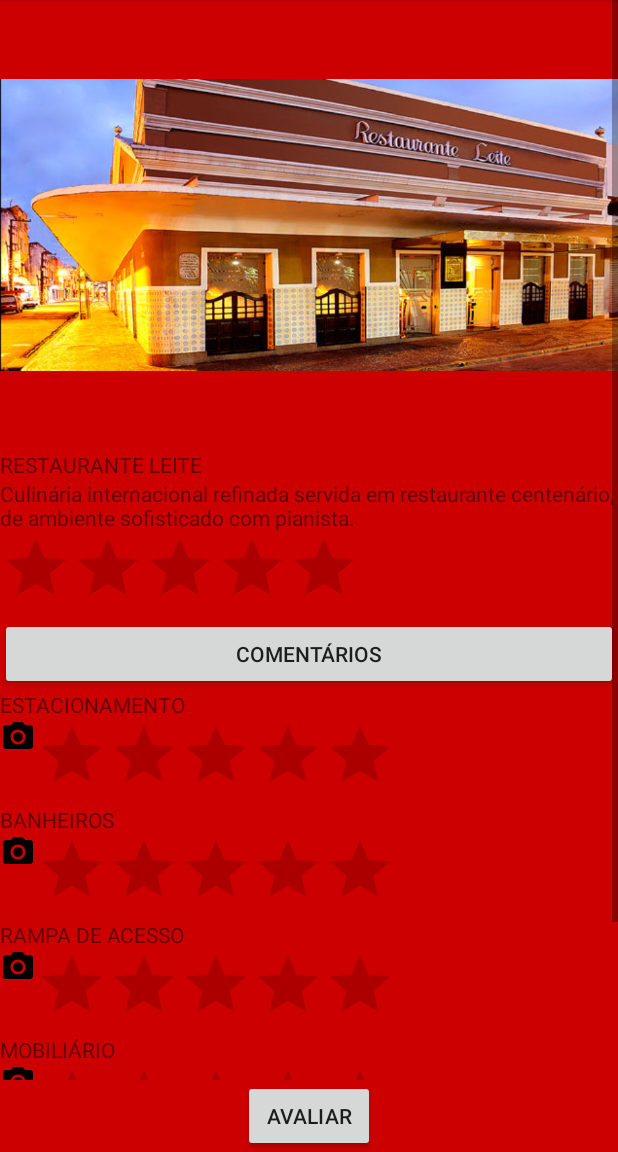
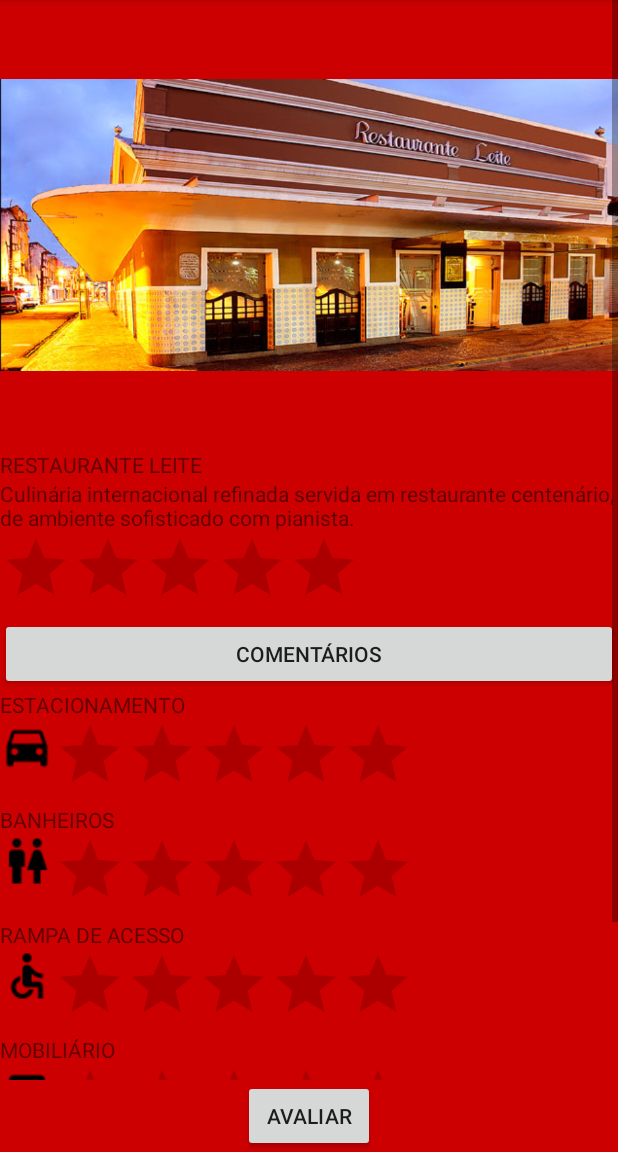
Before and after one commit to PedroAugustoBarros/ProjetoDesign, an Android app: the fragment AvaliarFragment shown on its own in the app's theme, on a phone screen of 412 x 824 dp, the part 84-1236 px from its top. Run offline under Robolectric (Android 15) with nearby library versions, the phone set to English and light mode, and no system bars; 2 statements that could not run were skipped.

Commit message:
Beta v.1.0.2

```diff
--- a/app/src/main/res/layout/activity_login.xml
+++ b/app/src/main/res/layout/activity_login.xml
@@ -52,6 +52,12 @@
                 android:adjustViewBounds="true"
                 tools:layout_constraintBottom_creator="1"
                 tools:layout_constraintLeft_creator="1" />
+
+            <ImageView
+                android:id="@+id/imageView3"
+                android:layout_width="wrap_content"
+                android:layout_height="wrap_content"
+                android:src="@drawable/caneco_logo" />
 
         </LinearLayout>
 
--- a/app/src/main/res/layout/content_splash.xml
+++ b/app/src/main/res/layout/content_splash.xml
@@ -1,5 +1,6 @@
 <?xml version="1.0" encoding="utf-8"?>
 <RelativeLayout xmlns:android="http://schemas.android.com/apk/res/android"
+    xmlns:app="http://schemas.android.com/apk/res-auto"
     android:layout_width="match_parent"
     android:layout_height="match_parent"
     android:background="#000"
@@ -14,9 +15,10 @@
         android:layout_alignParentStart="true"
         android:layout_alignParentTop="true"
         android:layout_gravity="center"
-        android:layout_marginTop="50dp"
+        android:layout_marginTop="48dp"
         android:layout_weight="1.05"
-        android:src="@drawable/chopp_logo" />
+        android:src="@drawable/chopp_logo"
+        app:srcCompat="@drawable/caneco_splash" />
 
     <TextView
         android:layout_width="match_parent"
--- a/app/src/main/res/layout/fragment_avaliar.xml
+++ b/app/src/main/res/layout/fragment_avaliar.xml
@@ -78,7 +78,7 @@
                         android:layout_width="wrap_content"
                         android:layout_height="wrap_content"
                         android:layout_weight="1"
-                        app:srcCompat="@drawable/ic_menu_camera" />
+                        app:srcCompat="@drawable/ic_directions_car_black_24dp" />
 
                     <RatingBar
                         android:id="@+id/ratingBar_estacionamento"
@@ -112,7 +112,7 @@
                         android:layout_width="wrap_content"
                         android:layout_height="wrap_content"
                         android:layout_weight="1"
-                        app:srcCompat="@drawable/ic_menu_camera" />
+                        app:srcCompat="@drawable/ic_wc_black_24dp" />
 
                     <RatingBar
                         android:id="@+id/ratingBar_banheiros"
@@ -145,7 +145,7 @@
                         android:layout_width="wrap_content"
                         android:layout_height="wrap_content"
                         android:layout_weight="1"
-                        app:srcCompat="@drawable/ic_menu_camera" />
+                        app:srcCompat="@drawable/ic_accessible_black_24dp" />
 
                     <RatingBar
                         android:id="@+id/ratingBar_rampa"
@@ -177,7 +177,7 @@
                         android:layout_width="wrap_content"
                         android:layout_height="wrap_content"
                         android:layout_weight="1"
-                        app:srcCompat="@drawable/ic_menu_camera" />
+                        app:srcCompat="@drawable/ic_weekend_black_24dp" />
 
                     <RatingBar
                         android:id="@+id/ratingBar_mobiliario"
@@ -209,7 +209,7 @@
                         android:layout_width="wrap_content"
                         android:layout_height="wrap_content"
                         android:layout_weight="1"
-                        app:srcCompat="@drawable/ic_menu_camera" />
+                        app:srcCompat="@drawable/ic_directions_walk_black_24dp" />
 
                     <RatingBar
                         android:id="@+id/ratingBar_circulacao"
--- a/app/src/main/res/layout/fragment_detalhes.xml
+++ b/app/src/main/res/layout/fragment_detalhes.xml
@@ -66,7 +66,8 @@
                     android:layout_width="wrap_content"
                     android:layout_height="wrap_content"
                     android:layout_weight="1"
-                    app:srcCompat="@android:drawable/ic_dialog_map" />
+                    android:background="@android:color/transparent"
+                    app:srcCompat="@drawable/ic_place_black_24dp" />
 
                 <TextView
                     android:id="@+id/textView_det_corpo"
```
Also changed, not shown: app/src/main/res/drawable/caneco_logo.png (added), app/src/main/res/drawable/caneco_splash.png (added), app/src/main/res/drawable/ic_accessible_black_24dp.png (added), app/src/main/res/drawable/ic_chat_bubble_outline_black_24dp.png (added), app/src/main/res/drawable/ic_directions_car_black_24dp.png (added), app/src/main/res/drawable/ic_directions_walk_black_24dp.png (added), app/src/main/res/drawable/ic_place_black_24dp.png (added), app/src/main/res/drawable/ic_pregnant_woman_black_24dp.png (added), app/src/main/res/drawable/ic_wc_black_24dp.png (added), app/src/main/res/drawable/ic_weekend_black_24dp.png (added), app/src/main/res/drawable/icone_banheiro.png (added), app/src/main/res/mipmap-hdpi/ic_launcher.png, app/src/main/res/mipmap-mdpi/ic_launcher.png, app/src/main/res/mipmap-xhdpi/ic_launcher.png, 2 more files.
